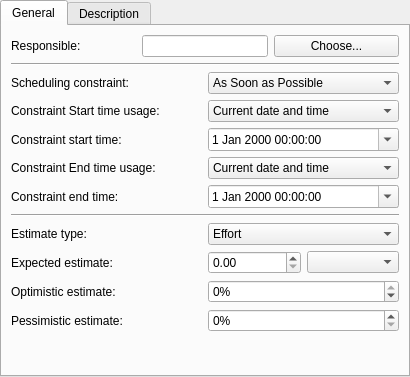
KDE/calligra, file plan/kptconfigtaskpanelbase.ui: the form before one commit.
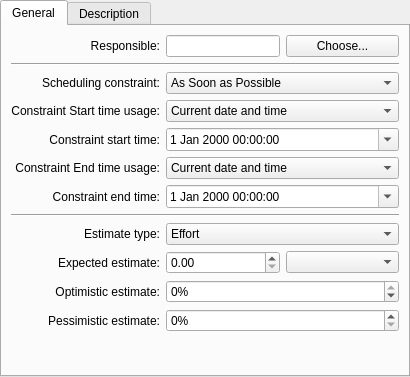
The form after the commit. Custom widgets are drawn as their Qt base class.

Commit message: Right-align labels in Plan's Configure dialog

The edit to the form file:
```diff
--- a/plan/kptconfigtaskpanelbase.ui
+++ b/plan/kptconfigtaskpanelbase.ui
@@ -24,13 +24,8 @@
       <attribute name="title">
        <string>General</string>
       </attribute>
-      <layout class="QGridLayout" name="gridLayout">
-       <item row="0" column="0" colspan="2">
-        <layout class="QHBoxLayout">
-         <property name="margin">
-          <number>0</number>
-         </property>
-         <item>
+      <layout class="QGridLayout" columnstretch="0,1" name="gridLayout">
+       <item row="0" column="0">
           <widget class="QLabel" name="leaderlabel">
            <property name="whatsThis">
             <string>The person responsible for this task.
@@ -43,11 +38,19 @@
            <property name="wordWrap">
             <bool>false</bool>
            </property>
+         <property name="alignment">
+          <set>Qt::AlignRight|Qt::AlignTrailing|Qt::AlignVCenter</set>
+         </property>
            <property name="buddy">
             <cstring>kcfg_Leader</cstring>
            </property>
           </widget>
          </item>
+       <item row="0" column="1">
+        <layout class="QHBoxLayout">
+         <property name="margin">
+          <number>0</number>
+         </property>
          <item>
           <widget class="KLineEdit" name="kcfg_Leader">
            <property name="sizePolicy">
@@ -95,6 +98,9 @@
          <property name="wordWrap">
           <bool>false</bool>
          </property>
+         <property name="alignment">
+          <set>Qt::AlignRight|Qt::AlignTrailing|Qt::AlignVCenter</set>
+         </property>
          <property name="buddy">
           <cstring>kcfg_ConstraintType</cstring>
          </property>
@@ -159,6 +165,9 @@
          <property name="wordWrap">
           <bool>false</bool>
          </property>
+         <property name="alignment">
+          <set>Qt::AlignRight|Qt::AlignTrailing|Qt::AlignVCenter</set>
+         </property>
          <property name="buddy">
           <cstring>kcfg_StartTimeUsage</cstring>
          </property>
@@ -203,6 +212,9 @@
          <property name="wordWrap">
           <bool>false</bool>
          </property>
+         <property name="alignment">
+          <set>Qt::AlignRight|Qt::AlignTrailing|Qt::AlignVCenter</set>
+         </property>
          <property name="buddy">
           <cstring>kcfg_ConstraintStartTime</cstring>
          </property>
@@ -229,6 +241,9 @@
          <property name="wordWrap">
           <bool>false</bool>
          </property>
+         <property name="alignment">
+          <set>Qt::AlignRight|Qt::AlignTrailing|Qt::AlignVCenter</set>
+         </property>
          <property name="buddy">
           <cstring>kcfg_EndTimeUsage</cstring>
          </property>
@@ -273,6 +288,9 @@
          <property name="wordWrap">
           <bool>false</bool>
          </property>
+         <property name="alignment">
+          <set>Qt::AlignRight|Qt::AlignTrailing|Qt::AlignVCenter</set>
+         </property>
          <property name="buddy">
           <cstring>kcfg_ConstraintEndTime</cstring>
          </property>
@@ -306,6 +324,9 @@
          <property name="wordWrap">
           <bool>false</bool>
          </property>
+         <property name="alignment">
+          <set>Qt::AlignRight|Qt::AlignTrailing|Qt::AlignVCenter</set>
+         </property>
          <property name="buddy">
           <cstring>kcfg_EstimateType</cstring>
          </property>
@@ -348,6 +369,9 @@
          <property name="wordWrap">
           <bool>false</bool>
          </property>
+         <property name="alignment">
+          <set>Qt::AlignRight|Qt::AlignTrailing|Qt::AlignVCenter</set>
+         </property>
          <property name="buddy">
           <cstring>kcfg_ExpectedEstimate</cstring>
          </property>
@@ -377,6 +401,9 @@
          <property name="wordWrap">
           <bool>false</bool>
          </property>
+         <property name="alignment">
+          <set>Qt::AlignRight|Qt::AlignTrailing|Qt::AlignVCenter</set>
+         </property>
          <property name="buddy">
           <cstring>kcfg_OptimisticRatio</cstring>
          </property>
@@ -407,7 +434,7 @@
           <string>Pessimistic estimate:</string>
          </property>
          <property name="alignment">
-          <set>Qt::AlignLeading|Qt::AlignLeft|Qt::AlignVCenter</set>
+          <set>Qt::AlignRight|Qt::AlignTrailing|Qt::AlignVCenter</set>
          </property>
          <property name="wordWrap">
           <bool>false</bool>
```
Lines whose indentation alone changed are shown as unchanged. The commit also changes 1 other file.
